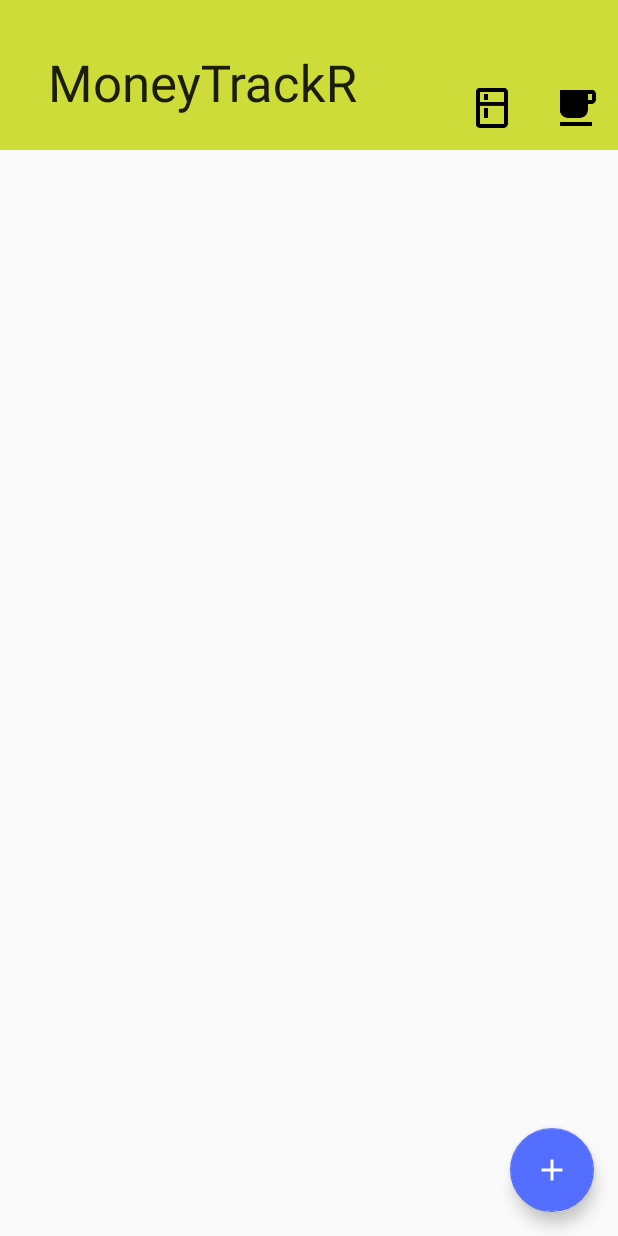
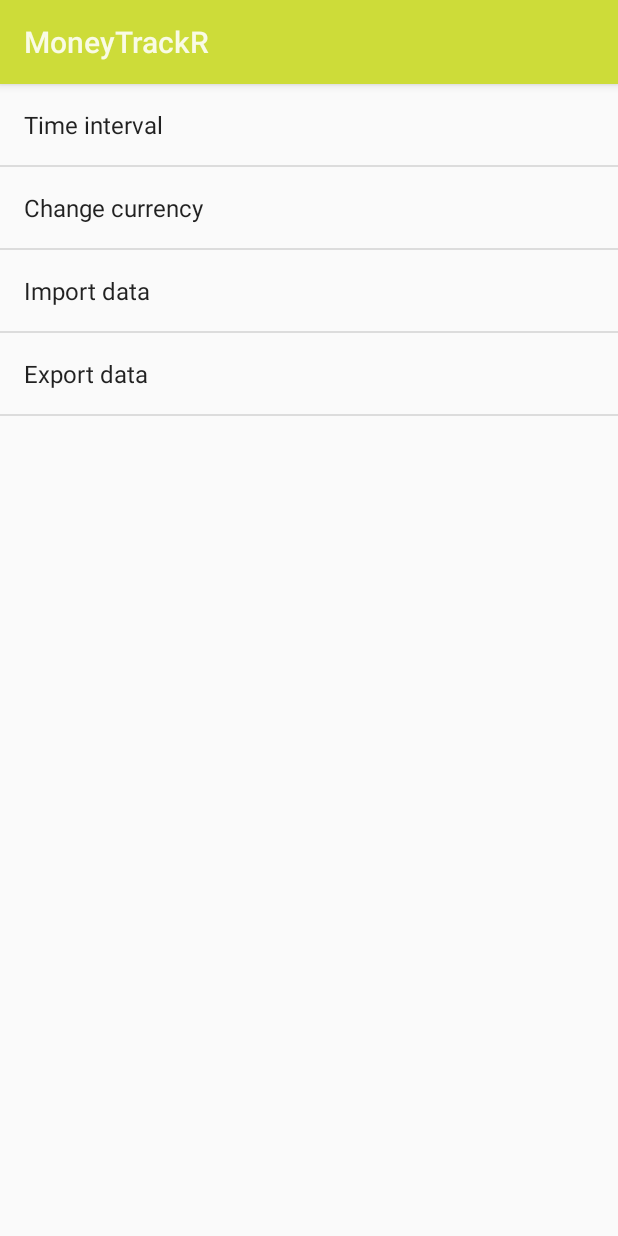
Before and after one commit to thelsien/CapstoneProjectStage2, an Android app: the screen it shows after launch (MainActivity before the commit, SettingsActivity after it), after a tap on "Settings", on a phone screen of 412 x 824 dp. Run offline under Robolectric (Android 15) with nearby library versions, the phone set to English and light mode, and no system bars; 4 statements that could not run were skipped.

Commit message:
Started Settings screen.

```diff
--- a/app/src/main/AndroidManifest.xml
+++ b/app/src/main/AndroidManifest.xml
@@ -32,6 +32,15 @@
                 android:value="apps.nanodegree.thelsien.capstone.MainActivity"/>
         </activity>
 
+        <activity
+            android:name=".SettingsActivity"
+            android:parentActivityName=".MainActivity"
+            android:theme="@style/SettingsTheme">
+            <meta-data
+                android:name="android.support.PARENT_ACTIVITY"
+                android:value="apps.nanodegree.thelsien.capstone.MainActivity"/>
+        </activity>
+
         <provider
             android:name="apps.nanodegree.thelsien.capstone.data.CategoriesProvider"
             android:authorities="apps.nanodegree.thelsien.capstone.authority"
--- a/app/src/main/java/apps/nanodegree/thelsien/capstone/MainFragment.java
+++ b/app/src/main/java/apps/nanodegree/thelsien/capstone/MainFragment.java
@@ -106,14 +106,18 @@ public class MainFragment extends Fragment implements LoaderManager.LoaderCallba
 
     @Override
     public boolean onOptionsItemSelected(MenuItem item) {
+        Intent intent;
         switch (item.getItemId()) {
             case R.id.menu_incomes_list:
-                Intent intent = new Intent(getContext(), CategoryDetailsActivity.class);
+                intent = new Intent(getContext(), CategoryDetailsActivity.class);
                 intent.putExtra(CategoryDetailsActivity.INTENT_EXTRA_IS_INCOME, true);
 
                 startActivity(intent);
                 break;
             case R.id.menu_settings:
+                intent = new Intent(getContext(), SettingsActivity.class);
+
+                startActivity(intent);
                 break;
         }
         return super.onOptionsItemSelected(item);
--- /dev/null
+++ b/app/src/main/java/apps/nanodegree/thelsien/capstone/SettingsActivity.java
@@ -0,0 +1,19 @@
+package apps.nanodegree.thelsien.capstone;
+
+import android.app.Activity;
+import android.os.Bundle;
+
+/**
+ * Created by frodo on 2016. 11. 13..
+ */
+
+public class SettingsActivity extends Activity {
+    @Override
+    public void onCreate(Bundle savedInstanceState) {
+        super.onCreate(savedInstanceState);
+
+        getFragmentManager().beginTransaction()
+                .replace(android.R.id.content, new SettingsFragment())
+                .commit();
+    }
+}
--- /dev/null
+++ b/app/src/main/java/apps/nanodegree/thelsien/capstone/SettingsFragment.java
@@ -0,0 +1,17 @@
+package apps.nanodegree.thelsien.capstone;
+
+import android.os.Bundle;
+import android.preference.PreferenceFragment;
+
+/**
+ * Created by frodo on 2016. 11. 13..
+ */
+public class SettingsFragment extends PreferenceFragment {
+
+    @Override
+    public void onCreate(Bundle savedInstanceState) {
+        super.onCreate(savedInstanceState);
+
+        addPreferencesFromResource(R.xml.main_preferences);
+    }
+}
--- /dev/null
+++ b/app/src/main/res/values-v14/styles.xml
@@ -0,0 +1,12 @@
+<?xml version="1.0" encoding="utf-8"?>
+<resources>
+
+    <style name="SettingsTheme" parent="@android:style/Theme.Holo.Light.DarkActionBar">
+        <item name="android:actionBarStyle">@style/ActionBar.V14.MoneyMakR.NoTitle</item>
+    </style>
+
+    <style name="ActionBar.V14.MoneyMakR.NoTitle" parent="@android:style/Widget.Holo.Light.ActionBar.Solid.Inverse">
+        <item name="android:background">@color/colorPrimary</item>
+        <item name="android:height">56dp</item>
+    </style>
+</resources>
--- /dev/null
+++ b/app/src/main/res/values-v21/styles.xml
@@ -0,0 +1,8 @@
+<?xml version="1.0" encoding="utf-8"?>
+<resources>
+
+    <style name="SettingsTheme" parent="@android:style/Theme.Material.Light.DarkActionBar">
+        <item name="android:colorPrimary">@color/colorPrimary</item>
+        <item name="android:colorPrimaryDark">@color/colorPrimaryDark</item>
+    </style>
+</resources>
--- a/app/src/main/res/values/styles.xml
+++ b/app/src/main/res/values/styles.xml
@@ -8,4 +8,6 @@
         <item name="colorAccent">@color/colorAccent</item>
     </style>
 
+    <style name="SettingsTheme" parent="AppTheme"/>
+
 </resources>
--- /dev/null
+++ b/app/src/main/res/xml/main_preferences.xml
@@ -0,0 +1,17 @@
+<?xml version="1.0" encoding="utf-8"?>
+<PreferenceScreen xmlns:android="http://schemas.android.com/apk/res/android"
+                  android:layout_width="match_parent"
+                  android:layout_height="match_parent">
+    <Preference
+        android:key="change_time_iterval"
+        android:title="Time interval"/>
+    <Preference
+        android:key="change_currency"
+        android:title="Change currency"/>
+    <Preference
+        android:key="import_data"
+        android:title="Import data"/>
+    <Preference
+        android:key="export_data"
+        android:title="Export data"/>
+</PreferenceScreen>
```
